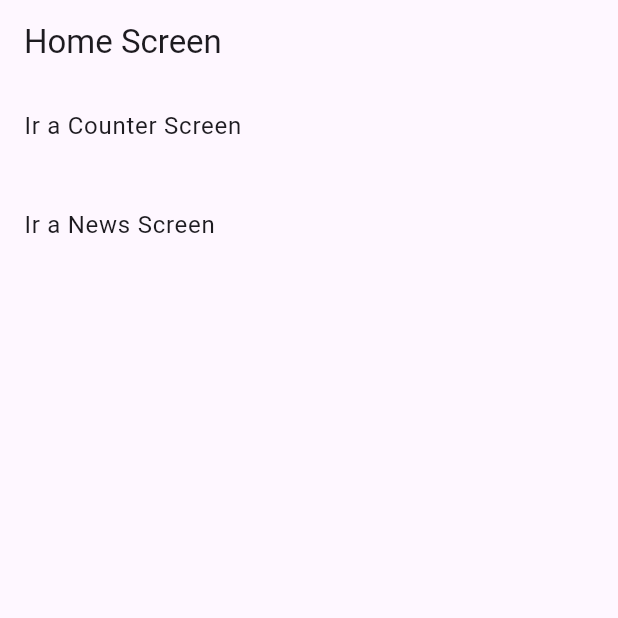
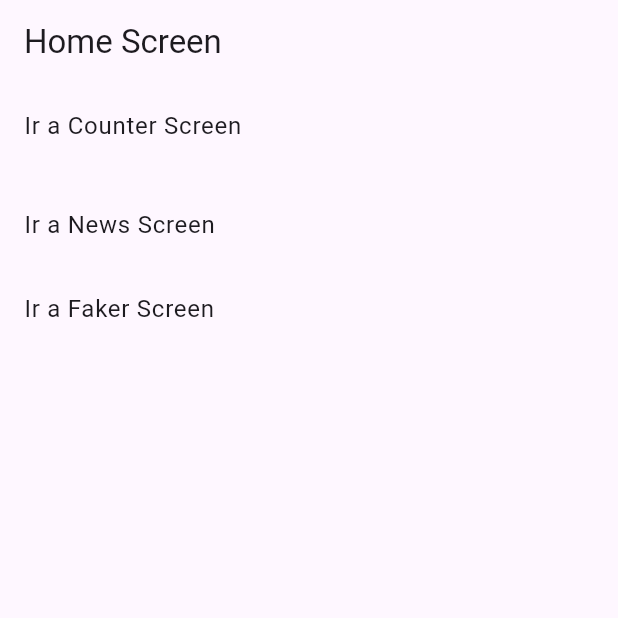
Before and after one commit to HazielCC/flutter_curso_bases, a Flutter app: the screen it shows after launch, on a phone screen of 412 x 824 dp, the top half of it. Run offline on Flutter 3.47's test engine with Material 3 defaults, Android fonts, the phone set to English and light mode, and no system bars; our stand-ins replace faker, logger.

Commit message:
feat: Añadir pantalla Faker y actualizar navegación en la pantalla de inicio

```diff
--- a/lib/main.dart
+++ b/lib/main.dart
@@ -1,7 +1,7 @@
 import 'package:flutter/material.dart';
 import 'package:flutter_curso_bases/screens/counter/counter_screen.dart';
+import 'package:flutter_curso_bases/screens/faker/faker_screen.dart';
 import 'package:flutter_curso_bases/screens/home_screen.dart';
-import 'package:flutter_curso_bases/screens/news/news_screen.dart';
 
 void main() {
   runApp(const MyApp());
@@ -25,7 +25,8 @@ class MyApp extends StatelessWidget {
       routes: {
         '/': (context) => const Home(),
         '/counter': (context) => const CounterScreen(counter: 0),
-        '/news': (context) => const NewsScreen(),
+        // '/news': (context) => const NewsScreen(),
+        '/faker': (context) => const FakerScreen(),
       },
       debugShowCheckedModeBanner: false,
     );
--- /dev/null
+++ b/lib/screens/faker/faker_screen.dart
@@ -0,0 +1,37 @@
+import 'package:faker/faker.dart';
+import 'package:flutter/material.dart';
+
+class FakerScreen extends StatefulWidget {
+  const FakerScreen({super.key});
+
+  @override
+  State<FakerScreen> createState() => _FakerScreenState();
+}
+
+class _FakerScreenState extends State<FakerScreen> {
+  // * Instancia de Faker
+  final faker = Faker();
+
+  @override
+  Widget build(BuildContext context) {
+    return Scaffold(
+      appBar: AppBar(title: const Text('Faker Screen')),
+      body: ListView.builder(
+        itemCount: 20,
+        itemBuilder: (context, index) {
+          final name = faker.person.name();
+          final email = faker.internet.email();
+          final avatarUrl = faker.image.loremPicsum();
+          final phoneNumber = faker.phoneNumber.us();
+
+          return ListTile(
+            leading: CircleAvatar(backgroundImage: NetworkImage(avatarUrl)),
+            title: Text(name),
+            subtitle: Text(email),
+            trailing: Text(phoneNumber),
+          );
+        },
+      ),
+    );
+  }
+}
--- a/lib/screens/home_screen.dart
+++ b/lib/screens/home_screen.dart
@@ -29,6 +29,14 @@ class Home extends StatelessWidget {
               Navigator.pushNamed(context, '/news');
             },
           ),
+
+          ListTile(
+            title: const Text('Ir a Faker Screen'),
+            onTap: () {
+              logger.d('Navegando a Faker Screen');
+              Navigator.pushNamed(context, '/faker');
+            },
+          ),
         ],
       ),
     );
```
